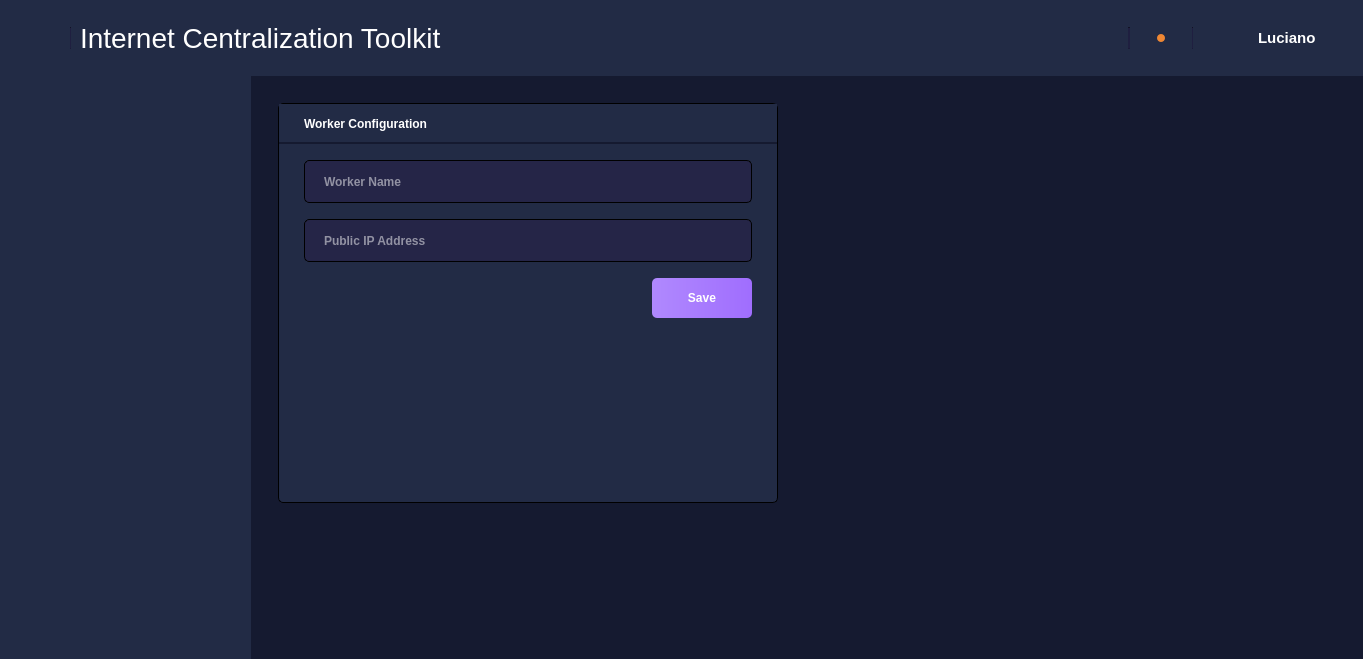
Before: the Qt Designer form gui/main.ui in zembruzkill/DNSTracker-Modern-Interface-PySide6-PyQt6, drawn with Qt 5.
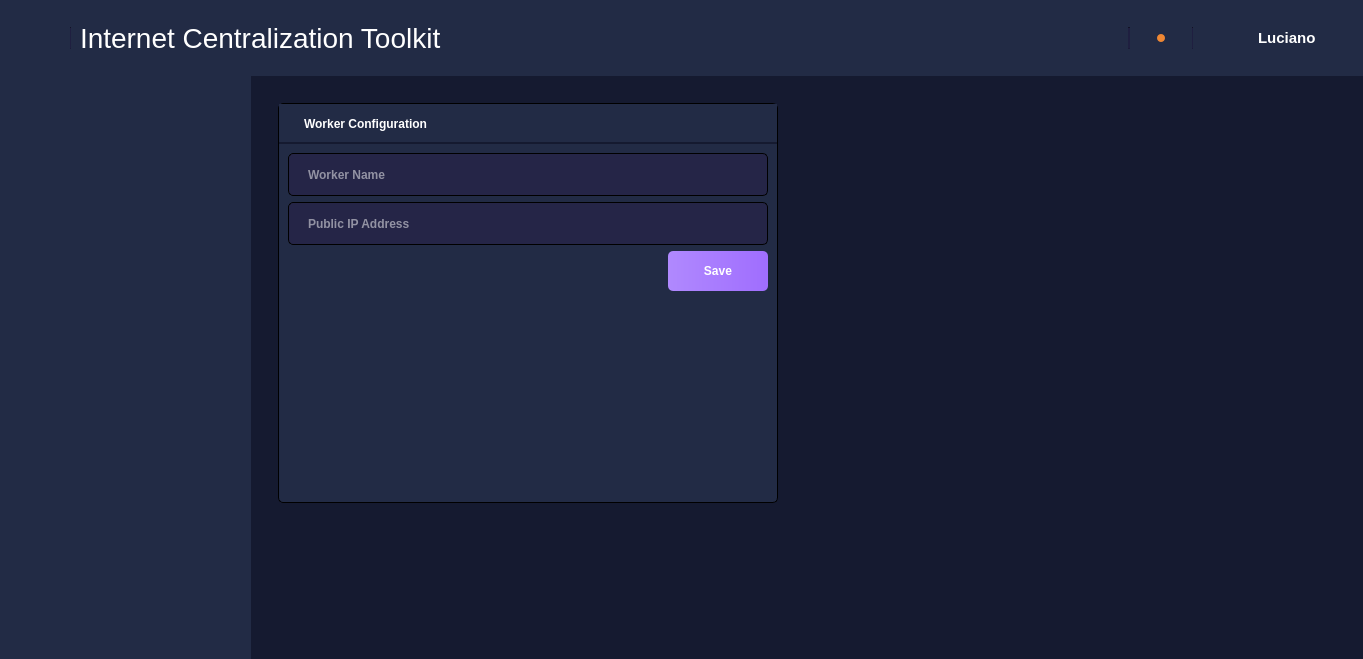
After: the same form once the commit is applied. Icons and pictures are not drawn.

Patch:
```diff
--- a/gui/main.ui
+++ b/gui/main.ui
@@ -125,6 +125,11 @@
 	background-color: qlineargradient(spread:pad, x1:0, y1:0, x2:1, y2:0, stop:0 #D3BEFE, stop:0.98 #B18AFE);
 }
 
+QLabel#worker_name_required{
+	font-size: 10px;
+	color: #FF3D71;
+}
+
 
 
 
@@ -589,21 +594,6 @@
                        <enum>QFrame::Raised</enum>
                       </property>
                       <layout class="QVBoxLayout" name="verticalLayout_3">
-                       <property name="spacing">
-                        <number>16</number>
-                       </property>
-                       <property name="leftMargin">
-                        <number>25</number>
-                       </property>
-                       <property name="topMargin">
-                        <number>16</number>
-                       </property>
-                       <property name="rightMargin">
-                        <number>25</number>
-                       </property>
-                       <property name="bottomMargin">
-                        <number>16</number>
-                       </property>
                        <item>
                         <widget class="QLineEdit" name="worker_name">
                          <property name="text">
```
